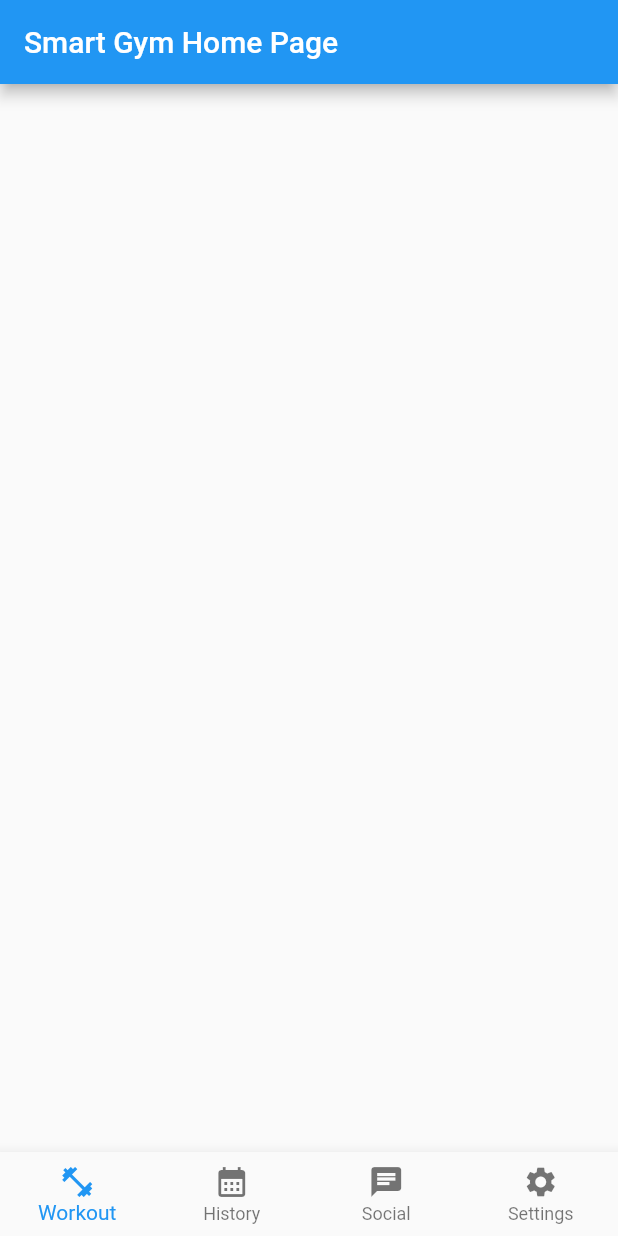
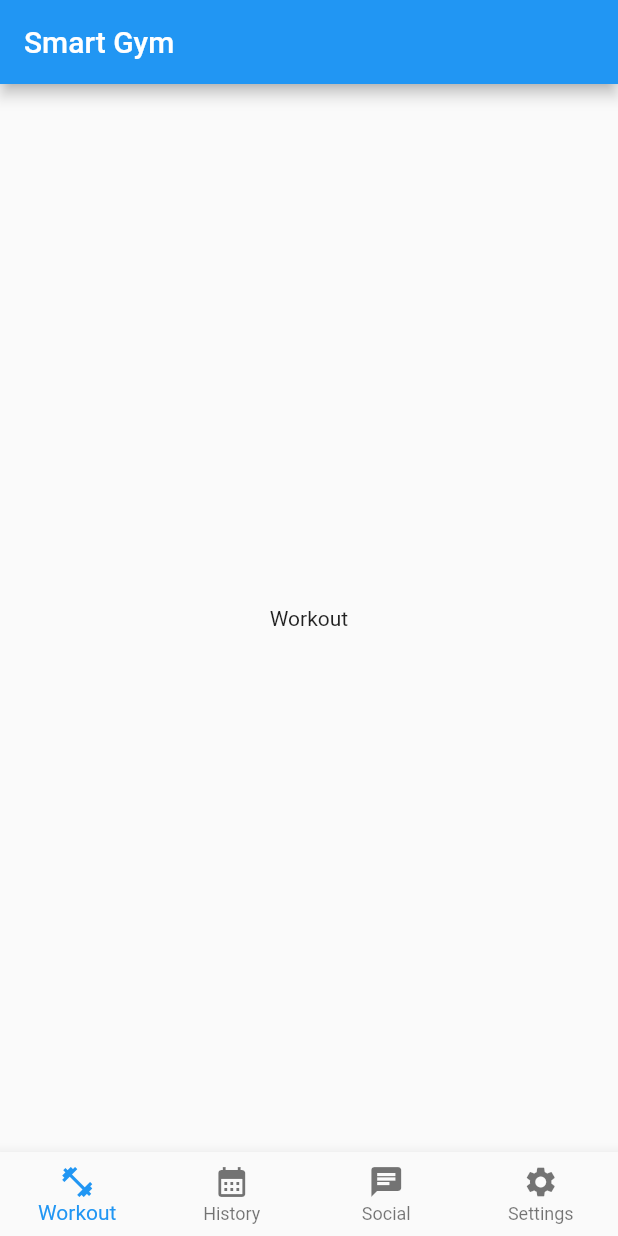
Before and after one commit to cherking19/EC463_SmartExerciseSystem, a Flutter app: the screen it shows after launch, on a phone screen of 412 x 824 dp. Run offline on Flutter 3.47's test engine with Material 2 defaults, Android fonts, the phone set to English and light mode, and no system bars.

Commit message:
Start working on actually changing the view

```diff
--- a/smart_gym/lib/main.dart
+++ b/smart_gym/lib/main.dart
@@ -24,7 +24,7 @@ class MyApp extends StatelessWidget {
         // is not restarted.
         primarySwatch: Colors.blue,
       ),
-      home: const MyHomePage(title: 'Smart Gym Home Page'),
+      home: const MyHomePage(title: 'Smart Gym'),
     );
   }
 }
@@ -49,10 +49,12 @@ class MyHomePage extends StatefulWidget {
 
 class _MyHomePageState extends State<MyHomePage> {
   int _selectedPage = 0;
+  String title = 'Workout';
 
   void _onPageTapped(int index) {
     setState(() {
       _selectedPage = index;
+      title = 'Workout';
     });
   }
 
@@ -71,9 +73,10 @@ class _MyHomePageState extends State<MyHomePage> {
         title: Text(widget.title),
       ),
       body: Center(
-          // Center is a layout widget. It takes a single child and positions it
-          // in the middle of the parent.
-          ),
+        // Center is a layout widget. It takes a single child and positions it
+        // in the middle of the parent.
+        child: Text(title),
+      ),
       bottomNavigationBar: BottomNavigationBar(
         items: const <BottomNavigationBarItem>[
           BottomNavigationBarItem(
@@ -101,3 +104,36 @@ class _MyHomePageState extends State<MyHomePage> {
     );
   }
 }
+
+// RC: Not going to use routes for now, just going to change what gets displayed on the page
+// class WorkoutRoute extends StatelessWidget {
+//   const WorkoutRoute({super.key});
+
+//   @override
+//   Widget build(BuildContext context) {
+//     return Scaffold(
+//       appBar: AppBar(
+//         title: const Text('Workout'),
+//       ),
+//       body: Center(
+//         child: const Text('Workout'),
+//       ),
+//     );
+//   }
+// }
+
+// class HistoryRoute extends StatelessWidget {
+//   const HistoryRoute({super.key});
+
+//   @override
+//   Widget build(BuildContext context) {
+//     return Scaffold(
+//       appBar: AppBar(
+//         title: const Text('History'),
+//       ),
+//       body: Center(
+//         child: const Text('Workout'),
+//       ),
+//     );
+//   }
+// }
```
